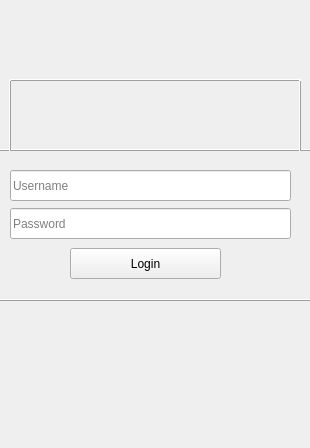
First picture: the form in windows/login.ui, repository sensehawk/qgis_plugin, before the edit.
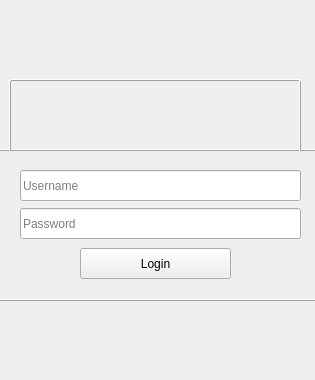
Second picture: the form after the edit. Custom widgets are drawn as their Qt base class.

Patch:
```diff
--- a/windows/login.ui
+++ b/windows/login.ui
@@ -6,20 +6,20 @@
    <rect>
     <x>0</x>
     <y>0</y>
-    <width>310</width>
-    <height>448</height>
+    <width>315</width>
+    <height>380</height>
    </rect>
   </property>
   <property name="sizePolicy">
-   <sizepolicy hsizetype="Fixed" vsizetype="Fixed">
-    <horstretch>0</horstretch>
-    <verstretch>0</verstretch>
+   <sizepolicy hsizetype="Fixed" vsizetype="MinimumExpanding">
+    <horstretch>1</horstretch>
+    <verstretch>1</verstretch>
    </sizepolicy>
   </property>
   <property name="minimumSize">
    <size>
-    <width>310</width>
-    <height>362</height>
+    <width>315</width>
+    <height>380</height>
    </size>
   </property>
   <property name="windowTitle">
@@ -28,7 +28,7 @@
   <widget class="QgsPasswordLineEdit" name="userPassword">
    <property name="geometry">
     <rect>
-     <x>10</x>
+     <x>20</x>
      <y>208</y>
      <width>281</width>
      <height>31</height>
@@ -36,8 +36,8 @@
    </property>
    <property name="sizePolicy">
     <sizepolicy hsizetype="Expanding" vsizetype="Expanding">
-     <horstretch>0</horstretch>
-     <verstretch>0</verstretch>
+     <horstretch>1</horstretch>
+     <verstretch>1</verstretch>
     </sizepolicy>
    </property>
    <property name="minimumSize">
@@ -53,7 +53,7 @@
   <widget class="QPushButton" name="loginButton">
    <property name="geometry">
     <rect>
-     <x>70</x>
+     <x>80</x>
      <y>248</y>
      <width>151</width>
      <height>31</height>
@@ -61,8 +61,8 @@
    </property>
    <property name="sizePolicy">
     <sizepolicy hsizetype="Expanding" vsizetype="Expanding">
-     <horstretch>0</horstretch>
-     <verstretch>0</verstretch>
+     <horstretch>1</horstretch>
+     <verstretch>1</verstretch>
     </sizepolicy>
    </property>
    <property name="minimumSize">
@@ -78,16 +78,16 @@
   <widget class="QLineEdit" name="userName">
    <property name="geometry">
     <rect>
-     <x>10</x>
+     <x>20</x>
      <y>170</y>
      <width>281</width>
      <height>31</height>
     </rect>
    </property>
    <property name="sizePolicy">
-    <sizepolicy hsizetype="Fixed" vsizetype="Fixed">
-     <horstretch>0</horstretch>
-     <verstretch>0</verstretch>
+    <sizepolicy hsizetype="Expanding" vsizetype="Expanding">
+     <horstretch>1</horstretch>
+     <verstretch>1</verstretch>
     </sizepolicy>
    </property>
    <property name="minimumSize">
@@ -138,10 +138,16 @@
     <rect>
      <x>0</x>
      <y>140</y>
-     <width>311</width>
+     <width>331</width>
      <height>20</height>
     </rect>
    </property>
+   <property name="sizePolicy">
+    <sizepolicy hsizetype="Expanding" vsizetype="Expanding">
+     <horstretch>1</horstretch>
+     <verstretch>1</verstretch>
+    </sizepolicy>
+   </property>
    <property name="frameShadow">
     <enum>QFrame::Raised</enum>
    </property>
@@ -154,10 +160,16 @@
     <rect>
      <x>0</x>
      <y>290</y>
-     <width>311</width>
+     <width>331</width>
      <height>20</height>
     </rect>
    </property>
+   <property name="sizePolicy">
+    <sizepolicy hsizetype="MinimumExpanding" vsizetype="MinimumExpanding">
+     <horstretch>1</horstretch>
+     <verstretch>1</verstretch>
+    </sizepolicy>
+   </property>
    <property name="frameShadow">
     <enum>QFrame::Raised</enum>
    </property>
@@ -190,6 +202,12 @@
      <height>71</height>
     </rect>
    </property>
+   <property name="sizePolicy">
+    <sizepolicy hsizetype="Expanding" vsizetype="Expanding">
+     <horstretch>0</horstretch>
+     <verstretch>1</verstretch>
+    </sizepolicy>
+   </property>
    <property name="frameShadow">
     <enum>QFrame::Raised</enum>
    </property>
```
Left out of the diff: 18 changed lines with no effect on the pictures.
